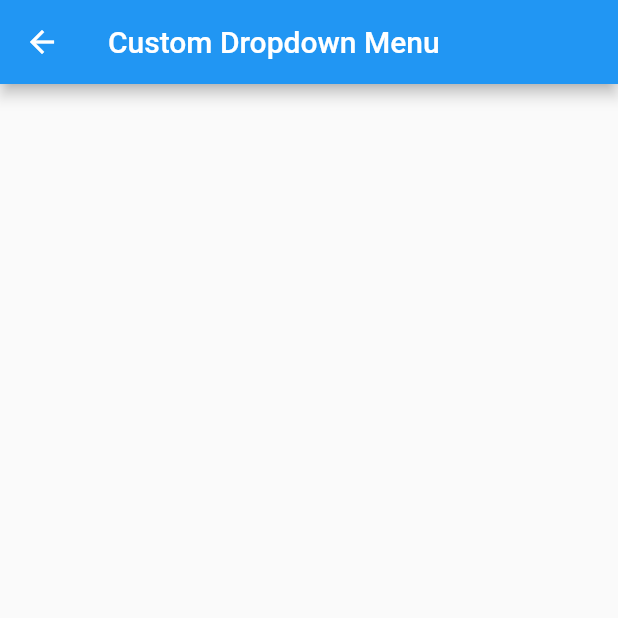
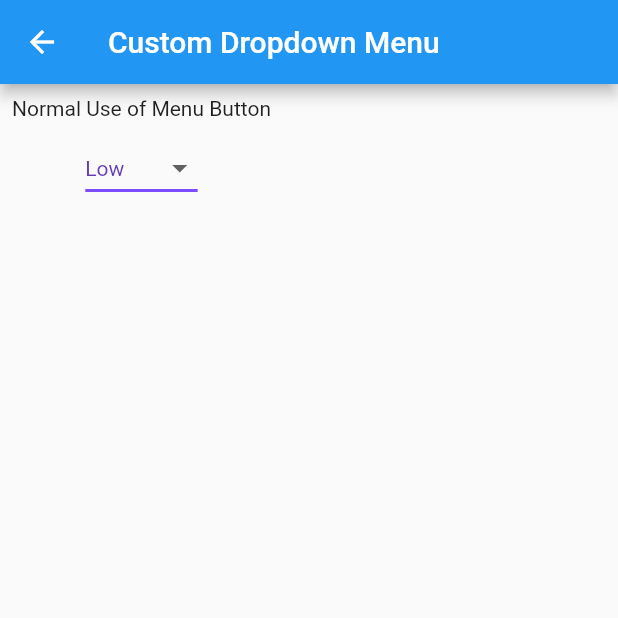
Before and after one commit to Haffshah/buttonsapp, a Flutter app: the DropMenu screen opened directly, on a phone screen of 412 x 824 dp, the top half of it. Run offline on Flutter 3.47's test engine with Material 2 defaults, Android fonts, the light colour scheme and no system bars; missing offline and left inert: flutter_fab_dialer.

Commit message:
DropDown Menu

```diff
--- a/lib/MenuPage.dart
+++ b/lib/MenuPage.dart
@@ -9,11 +9,44 @@ class DropMenu extends StatefulWidget {
 }
 
 class _DropMenuState extends State<DropMenu> {
+  String dropdownValue = 'Low';
   @override
   Widget build(BuildContext context) {
     return Scaffold(
-
-      appBar: AppBar(title: Text('Custom Dropdown Menu'),),
+      appBar: AppBar(
+        title: Text('Custom Dropdown Menu'),
+      ),
+      body: Column(
+        children: [
+          Padding(
+            padding: const EdgeInsets.all(8.0),
+            child: Text('Normal Use of Menu Button'),
+          ),
+          DropdownButton<String>(
+            value: dropdownValue,
+            icon: const Icon(Icons.arrow_drop_down),
+            iconSize: 24,
+            elevation: 16,
+            style: const TextStyle(color: Colors.deepPurple),
+            underline: Container(
+              height: 2,
+              color: Colors.deepPurpleAccent,
+            ),
+            onChanged: (String? newValue) {
+              setState(() {
+                dropdownValue = newValue!;
+              });
+            },
+            items: <String>['Low', 'Medium', 'High']
+                .map<DropdownMenuItem<String>>((String value) {
+              return DropdownMenuItem<String>(
+                value: value,
+                child: Text(value),
+              );
+            }).toList(),
+          ),
+        ],
+      ),
     );
   }
 }
```
